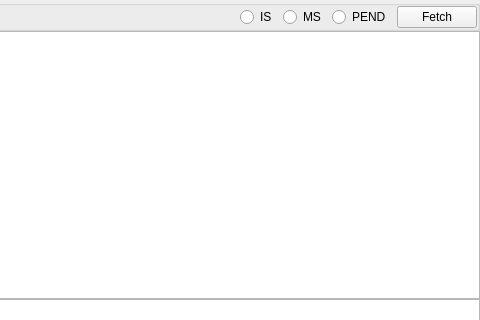
Above: order/statement/statementsecondarywidget.ui from ytxerp/ytx-client before the change; both pictures show x 304 to 784 and y 0 to 320 of the 784 by 567 pixel window. Below: the same form after it.
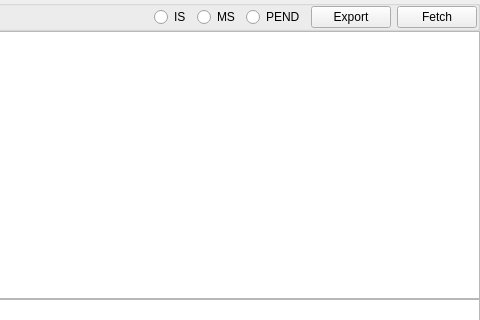
That is the form after the change. Custom widgets are drawn as their Qt base class.

The edit to the form file:
```diff
--- a/order/statement/statementsecondarywidget.ui
+++ b/order/statement/statementsecondarywidget.ui
@@ -110,6 +110,13 @@
         </property>
        </widget>
       </item>
+      <item>
+       <widget class="QPushButton" name="pushButtonExport">
+        <property name="text">
+         <string>Export</string>
+        </property>
+       </widget>
+      </item>
       <item>
        <widget class="QPushButton" name="pBtnFetch">
         <property name="text">
```
